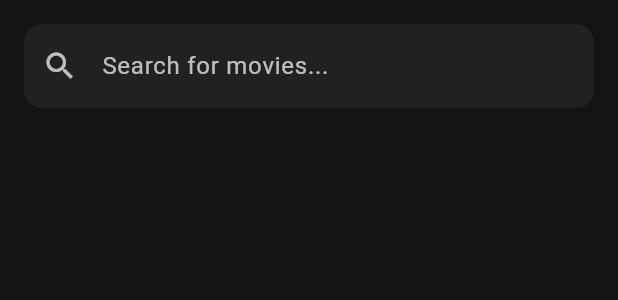
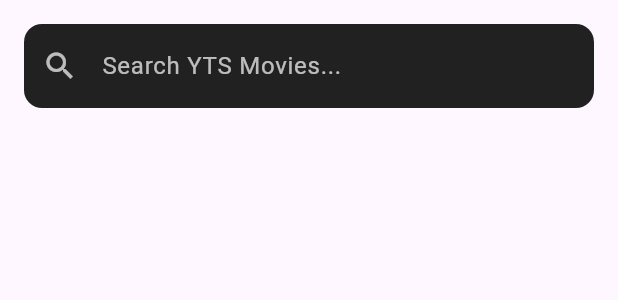
Before and after one commit to Abanob-romany/movies_app, a Flutter app: the Searchtab widget shown alone on an empty page, opened directly, on a phone screen of 412 x 824 dp. Shown: the top 300 px of the screen. Run offline on Flutter 3.47's test engine with Material 3 defaults, Android fonts, the phone set to English and light mode, and no system bars; our stand-ins replace carousel_slider, google_fonts.

Commit message:
searchAPI

```diff
--- a/lib/main.dart
+++ b/lib/main.dart
@@ -17,7 +17,7 @@ class MyApp extends StatelessWidget {
   Widget build(BuildContext context) {
     return MaterialApp(
       debugShowCheckedModeBanner: false,
-      initialRoute: MovieDetails.routeName,
+      initialRoute: Home.routeName,
 
       routes: {
         Onboarding.routeName: (context) => Onboarding(),
--- a/lib/ui/screens/home/tabs/SearchTab.dart
+++ b/lib/ui/screens/home/tabs/SearchTab.dart
@@ -1,6 +1,7 @@
+import 'dart:convert';
 import 'package:flutter/material.dart';
+import 'package:http/http.dart' as http;
 import 'package:movies_app/ui/utils/app_assets.dart';
-import 'package:movies_app/ui/utils/app_colors.dart';
 
 class Searchtab extends StatefulWidget {
   const Searchtab({super.key});
@@ -11,47 +12,56 @@ class Searchtab extends StatefulWidget {
 
 class _SearchtabState extends State<Searchtab> {
   final TextEditingController searchController = TextEditingController();
-  final List<String> fakeMovies = [
-    'Inception',
-    'The Dark Knight',
-    'Interstellar',
-    'Tenet',
-    'The Prestige',
-    'Oppenheimer',
-    'Dunkirk',
-  ];
+  List<dynamic> searchResults = [];
+  bool isLoading = false;
 
-  List<String> searchResults = [];
+  Future<void> searchMovies(String query) async {
+    if (query.trim().isEmpty) return;
 
-  void onSearch(String query) {
-    final results = fakeMovies
-        .where((movie) => movie.toLowerCase().contains(query.toLowerCase()))
-        .toList();
     setState(() {
-      searchResults = results;
+      isLoading = true;
+    });
+
+    final url = Uri.parse("https://yts.mx/api/v2/list_movies.json?query_term=$query");
+
+    try {
+      final response = await http.get(url);
+
+      if (response.statusCode == 200) {
+        final data = json.decode(response.body);
+        setState(() {
+          searchResults = data['data']['movies'] ?? [];
+        });
+      } else {
+        setState(() {
+          searchResults = [];
         });
       }
-
-  @override
-  void initState() {
-    super.initState();
+    } catch (e) {
+      print('Error fetching data: $e');
+      setState(() {
         searchResults = [];
+      });
+    } finally {
+      setState(() {
+        isLoading = false;
+      });
+    }
   }
 
   @override
   Widget build(BuildContext context) {
-    return Scaffold(
-      backgroundColor: AppColors.black,
-      body: Column(
+    return Column(
       children: [
+        // 🔍 Search Bar
         Padding(
           padding: const EdgeInsets.all(16.0),
           child: TextField(
             controller: searchController,
-              onChanged: onSearch,
+            onChanged: (value) => searchMovies(value),
             style: const TextStyle(color: Colors.white),
             decoration: InputDecoration(
-                hintText: 'Search for movies...',
+              hintText: 'Search YTS Movies...',
               hintStyle: const TextStyle(color: Colors.white70),
               prefixIcon: const Icon(Icons.search, color: Colors.white70),
               filled: true,
@@ -64,9 +74,13 @@ class _SearchtabState extends State<Searchtab> {
           ),
         ),
 
-          // 🔍 Results or Image
+        // 🔄 Loading or Results
         Expanded(
-            child: searchResults.isEmpty && searchController.text.isNotEmpty
+          child: isLoading
+              ? const Center(
+            child: CircularProgressIndicator(color: Colors.white),
+          )
+              : searchResults.isEmpty && searchController.text.isNotEmpty
               ? Center(
             child: Image.asset(
               AppAssets.popcorn,
@@ -77,17 +91,26 @@ class _SearchtabState extends State<Searchtab> {
               : ListView.builder(
             itemCount: searchResults.length,
             itemBuilder: (context, index) {
+              final movie = searchResults[index];
               return ListTile(
+                leading: Image.network(
+                  movie['medium_cover_image'],
+                  width: 50,
+                  fit: BoxFit.cover,
+                ),
                 title: Text(
-                    searchResults[index],
+                  movie['title'],
                   style: const TextStyle(color: Colors.white),
+                ),
+                subtitle: Text(
+                  'Year: ${movie['year']}',
+                  style: const TextStyle(color: Colors.white54),
                 ),
               );
             },
           ),
         ),
       ],
-      ),
     );
   }
 }
--- a/pubspec.yaml
+++ b/pubspec.yaml
@@ -9,6 +9,7 @@ environment:
 
 dependencies:
   introduction_screen: ^3.1.17
+  http: ^1.4.0
   flutter:
     sdk: flutter
 
```
Also changed, not shown: pubspec.lock. Lines whose indentation alone changed are shown as unchanged.
